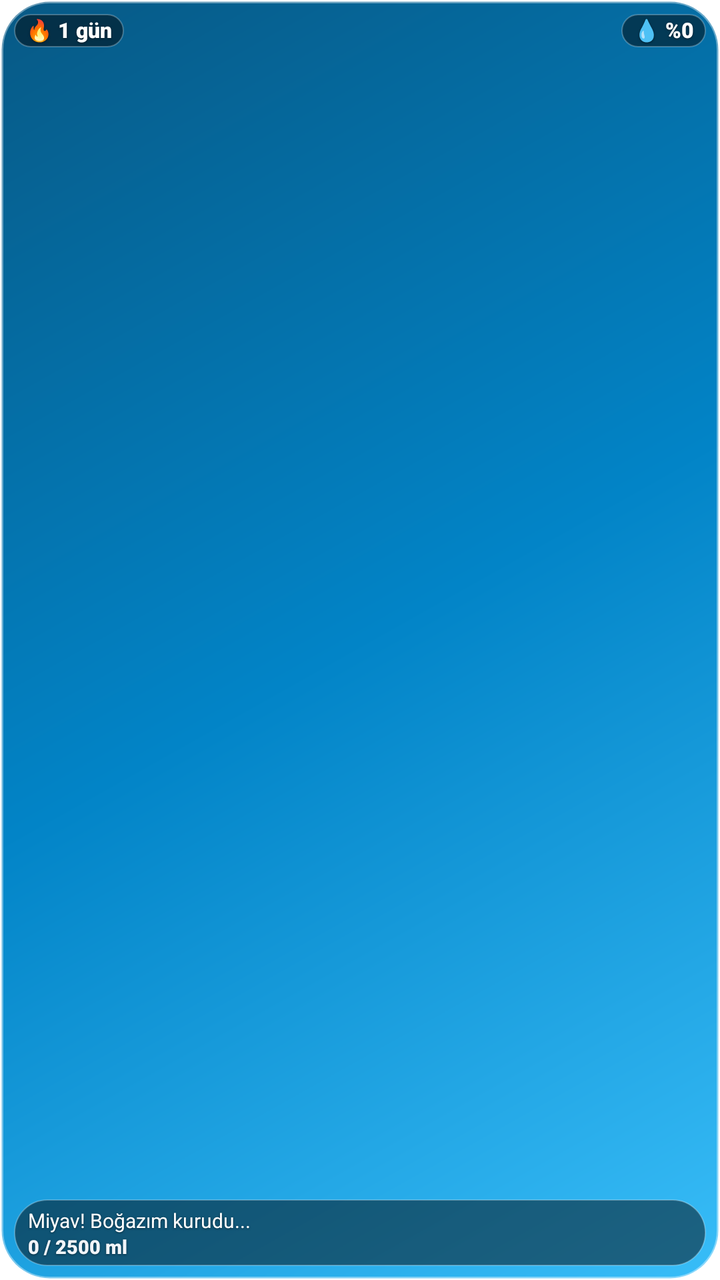
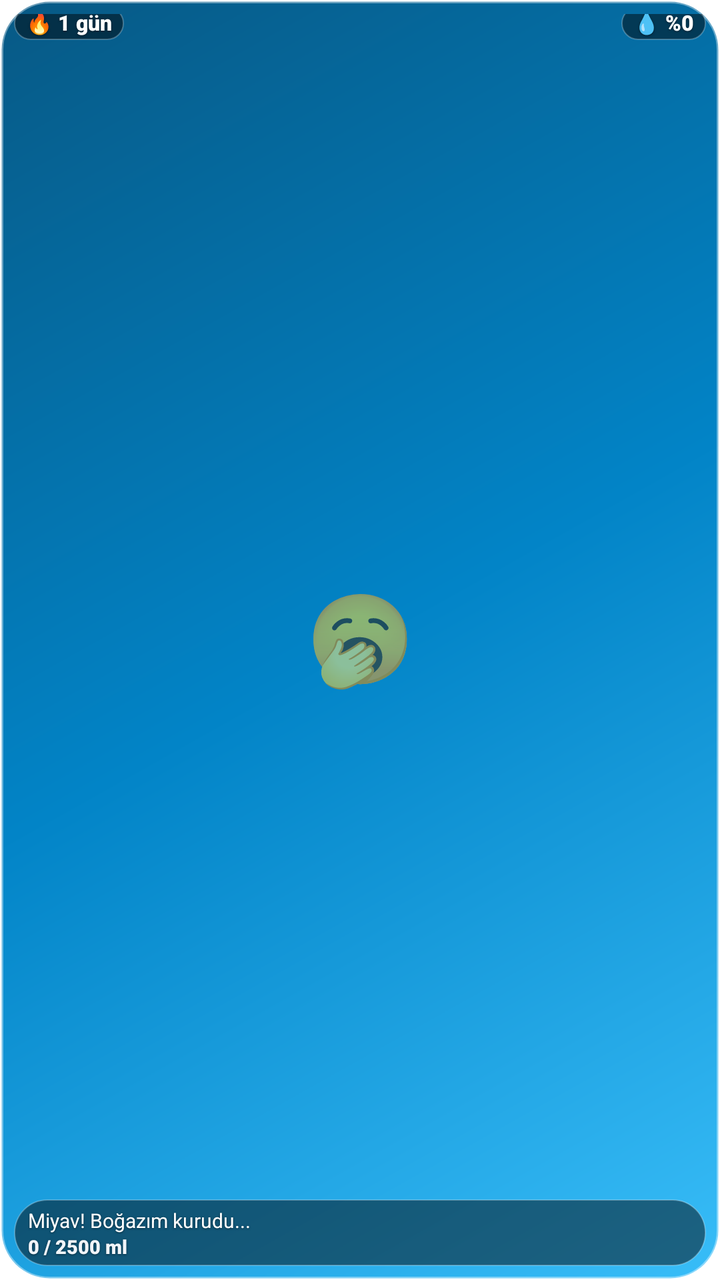

The first picture is an Android layout as it rendered before a commit; the second is the same layout after the commit. The layout source and the unified diff follow.
<!-- AndroidManifest.xml: fallback theme Theme.MaterialComponents.DayNight.NoActionBar -->
<!-- res/layout/water_mini_widget.xml -->
<?xml version="1.0" encoding="utf-8"?>
<FrameLayout xmlns:android="http://schemas.android.com/apk/res/android"
    android:id="@+id/widget_mini_root"
    android:layout_width="match_parent"
    android:layout_height="match_parent"
    android:background="@drawable/widget_card_bg">

    
    <ImageView
        android:id="@+id/iv_mini_hero_image"
        android:layout_width="match_parent"
        android:layout_height="match_parent"
        android:scaleType="centerCrop"
        android:visibility="visible" />

    
    <LinearLayout
        android:id="@+id/ll_mini_fallback"
        android:layout_width="match_parent"
        android:layout_height="match_parent"
        android:gravity="center"
        android:orientation="vertical"
        android:visibility="gone">

        <TextView
            android:id="@+id/tv_mini_mascot"
            android:layout_width="wrap_content"
            android:layout_height="wrap_content"
            android:includeFontPadding="false"
            android:text="🥱"
            android:textSize="44sp" />
    </LinearLayout>

    
    <LinearLayout
        android:layout_width="match_parent"
        android:layout_height="wrap_content"
        android:layout_gravity="top"
        android:gravity="center_vertical"
        android:orientation="horizontal"
        android:paddingLeft="7dp"
        android:paddingRight="7dp"
        android:paddingTop="7dp">

        <TextView
            android:id="@+id/tv_mini_streak"
            android:layout_width="wrap_content"
            android:layout_height="wrap_content"
            android:background="@drawable/widget_floating_pill_bg"
            android:fontFamily="sans-serif-black"
            android:includeFontPadding="false"
            android:paddingLeft="6dp"
            android:paddingRight="6dp"
            android:paddingTop="2dp"
            android:paddingBottom="2dp"
            android:shadowColor="#80000000"
            android:shadowDx="0"
            android:shadowDy="1"
            android:shadowRadius="2"
            android:text="🔥 1 gün"
            android:textColor="#FFFFFF"
            android:textSize="10.5sp" />

        <View
            android:layout_width="0dp"
            android:layout_height="0dp"
            android:layout_weight="1" />

        <TextView
            android:id="@+id/tv_mini_percent"
            android:layout_width="wrap_content"
            android:layout_height="wrap_content"
            android:background="@drawable/widget_floating_pill_bg"
            android:fontFamily="sans-serif-black"
            android:includeFontPadding="false"
            android:paddingLeft="6dp"
            android:paddingRight="6dp"
            android:paddingTop="2dp"
            android:paddingBottom="2dp"
            android:shadowColor="#80000000"
            android:shadowDx="0"
            android:shadowDy="1"
            android:shadowRadius="2"
            android:text="💧 %0"
            android:textColor="#FFFFFF"
            android:textSize="10.5sp" />
    </LinearLayout>

    
    <LinearLayout
        android:layout_width="match_parent"
        android:layout_height="wrap_content"
        android:layout_gravity="bottom"
        android:layout_marginLeft="7dp"
        android:layout_marginRight="7dp"
        android:layout_marginBottom="7dp"
        android:background="@drawable/widget_floating_pill_bg"
        android:orientation="vertical"
        android:paddingLeft="7dp"
        android:paddingRight="7dp"
        android:paddingTop="3.5dp"
        android:paddingBottom="3.5dp">

        <TextView
            android:id="@+id/tv_mini_title"
            android:layout_width="match_parent"
            android:layout_height="wrap_content"
            android:ellipsize="end"
            android:fontFamily="sans-serif-bold"
            android:maxLines="1"
            android:shadowColor="#80000000"
            android:shadowDx="0"
            android:shadowDy="1"
            android:shadowRadius="2"
            android:text="Miyav! Boğazım kurudu..."
            android:textColor="#FFFFFF"
            android:textSize="10sp" />

        <TextView
            android:id="@+id/tv_mini_subtext"
            android:layout_width="match_parent"
            android:layout_height="wrap_content"
            android:layout_marginTop="1dp"
            android:fontFamily="sans-serif-black"
            android:includeFontPadding="false"
            android:shadowColor="#80000000"
            android:shadowDx="0"
            android:shadowDy="1"
            android:shadowRadius="2"
            android:text="0 / 2500 ml"
            android:textColor="#F1F5F9"
            android:textSize="9.5sp" />
    </LinearLayout>

</FrameLayout>
<!-- resources referenced by this layout -->
<resources>
  <!-- drawable widget_card_bg (drawable) -->
  <?xml version="1.0" encoding="utf-8"?>
  <shape xmlns:android="http://schemas.android.com/apk/res/android"
      android:shape="rectangle">
      
      <gradient
          android:angle="315"
          android:startColor="#075985"
          android:centerColor="#0284C7"
          android:endColor="#38BDF8"
          android:type="linear" />
      <corners android:radius="24dp" />
      <stroke
          android:width="1.5dp"
          android:color="#66FFFFFF" />
  </shape>
  <!-- drawable widget_floating_pill_bg (drawable) -->
  <?xml version="1.0" encoding="utf-8"?>
  <shape xmlns:android="http://schemas.android.com/apk/res/android"
      android:shape="rectangle">
      <solid android:color="#7A000000" />
      <corners android:radius="100dp" />
      <stroke
          android:width="0.8dp"
          android:color="#40FFFFFF" />
  </shape>
</resources>

<!-- the commit's change to res/layout/water_mini_widget.xml (unified diff, before → after) -->
@@ -11,7 +11,7 @@
         android:layout_width="match_parent"
         android:layout_height="match_parent"
         android:scaleType="centerCrop"
-        android:visibility="visible" />
+        android:visibility="gone" />
 
     
     <LinearLayout
@@ -20,7 +20,7 @@
         android:layout_height="match_parent"
         android:gravity="center"
         android:orientation="vertical"
-        android:visibility="gone">
+        android:visibility="visible">
 
         <TextView
             android:id="@+id/tv_mini_mascot"
@@ -32,12 +32,10 @@
     </LinearLayout>
 
     
-    <LinearLayout
+    <RelativeLayout
         android:layout_width="match_parent"
         android:layout_height="wrap_content"
         android:layout_gravity="top"
-        android:gravity="center_vertical"
-        android:orientation="horizontal"
         android:paddingLeft="7dp"
         android:paddingRight="7dp"
         android:paddingTop="7dp">
@@ -46,6 +44,9 @@
             android:id="@+id/tv_mini_streak"
             android:layout_width="wrap_content"
             android:layout_height="wrap_content"
+            android:layout_alignParentLeft="true"
+            android:layout_alignParentStart="true"
+            android:layout_centerVertical="true"
             android:background="@drawable/widget_floating_pill_bg"
             android:fontFamily="sans-serif-black"
             android:includeFontPadding="false"
@@ -61,15 +62,13 @@
             android:textColor="#FFFFFF"
             android:textSize="10.5sp" />
 
-        <View
-            android:layout_width="0dp"
-            android:layout_height="0dp"
-            android:layout_weight="1" />
-
         <TextView
             android:id="@+id/tv_mini_percent"
             android:layout_width="wrap_content"
             android:layout_height="wrap_content"
+            android:layout_alignParentRight="true"
+            android:layout_alignParentEnd="true"
+            android:layout_centerVertical="true"
             android:background="@drawable/widget_floating_pill_bg"
             android:fontFamily="sans-serif-black"
             android:includeFontPadding="false"
@@ -84,7 +83,7 @@
             android:text="💧 %0"
             android:textColor="#FFFFFF"
             android:textSize="10.5sp" />
-    </LinearLayout>
+    </RelativeLayout>
 
     
     <LinearLayout
